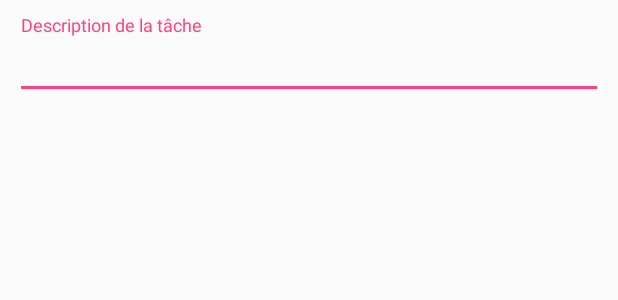
After one commit to CharlemagneWorkReference/TD_Dev_Mobile_Todo_List, an Android app: the layout add_dialog.xml on its own in the app's theme, with its tools: preview values and no code run, on a phone screen of 412 x 824 dp. The commit adds this screen. Shown: the top 300 px of the screen. Run offline under Robolectric (Android 15) with nearby library versions, the phone set to English and light mode, and no system bars.

Commit message:
Grosses modifs des familles

```diff
--- a/app/src/main/AndroidManifest.xml
+++ b/app/src/main/AndroidManifest.xml
@@ -8,10 +8,10 @@
         android:label="@string/app_name"
         android:supportsRtl="true"
         android:theme="@style/AppTheme">
+
         <activity android:name=".MainActivity">
             <intent-filter>
                 <action android:name="android.intent.action.MAIN" />
-
                 <category android:name="android.intent.category.LAUNCHER" />
             </intent-filter>
         </activity>
--- /dev/null
+++ b/app/src/main/res/layout/add_dialog.xml
@@ -0,0 +1,26 @@
+<?xml version="1.0" encoding="utf-8"?>
+<!--
+  ~ Copyright (c) 2016 - Cyprien Aubry
+  ~ Tous Droits Reservés
+  -->
+
+<LinearLayout xmlns:android="http://schemas.android.com/apk/res/android"
+    xmlns:tools="http://schemas.android.com/tools"
+    android:layout_width="match_parent"
+    android:layout_height="match_parent"
+    android:padding="10dp"
+    android:orientation="vertical">
+
+    <android.support.design.widget.TextInputLayout
+        android:layout_width="match_parent"
+        android:layout_height="wrap_content"
+        android:id="@+id/adder_lay">
+        <EditText
+            android:id="@+id/task"
+            android:layout_width="match_parent"
+            android:layout_height="wrap_content"
+            android:inputType="text"
+            android:hint="@string/task_desc"/>
+    </android.support.design.widget.TextInputLayout>
+
+</LinearLayout>
--- a/app/src/main/res/menu/main_menu.xml
+++ b/app/src/main/res/menu/main_menu.xml
@@ -8,8 +8,6 @@
 <menu xmlns:android="http://schemas.android.com/apk/res/android">
     <item android:id="@+id/debug_item"
         android:title="@string/debugger"/>
-    <item android:id="@+id/task_add_item"
-        android:title="@string/task_add"/>
     <item android:id="@+id/tir_item"
         android:title="@string/tri_item"/>
     <item android:id="@+id/void_item"
--- a/app/src/main/res/values/strings.xml
+++ b/app/src/main/res/values/strings.xml
@@ -18,4 +18,10 @@
     <string name="db_count">Nombre d\'élements :</string>
 
     <string name="entry_error">Veuillez entrer une valeur valide !</string>
+
+    <string name="delete_task">Supprimer la tâche ?</string>
+    <array name="menu">
+        <item>Oui</item>
+        <item>Annuler</item>
+    </array>
 </resources>
```
Also changed, not shown: app/src/main/java/com/linkpulsion/todolist/MainActivity.java (+88 -4 lines), app/src/main/res/layout/activity_main.xml (+10 -0 lines), app/src/main/res/drawable/ic_action_new.png (added).
